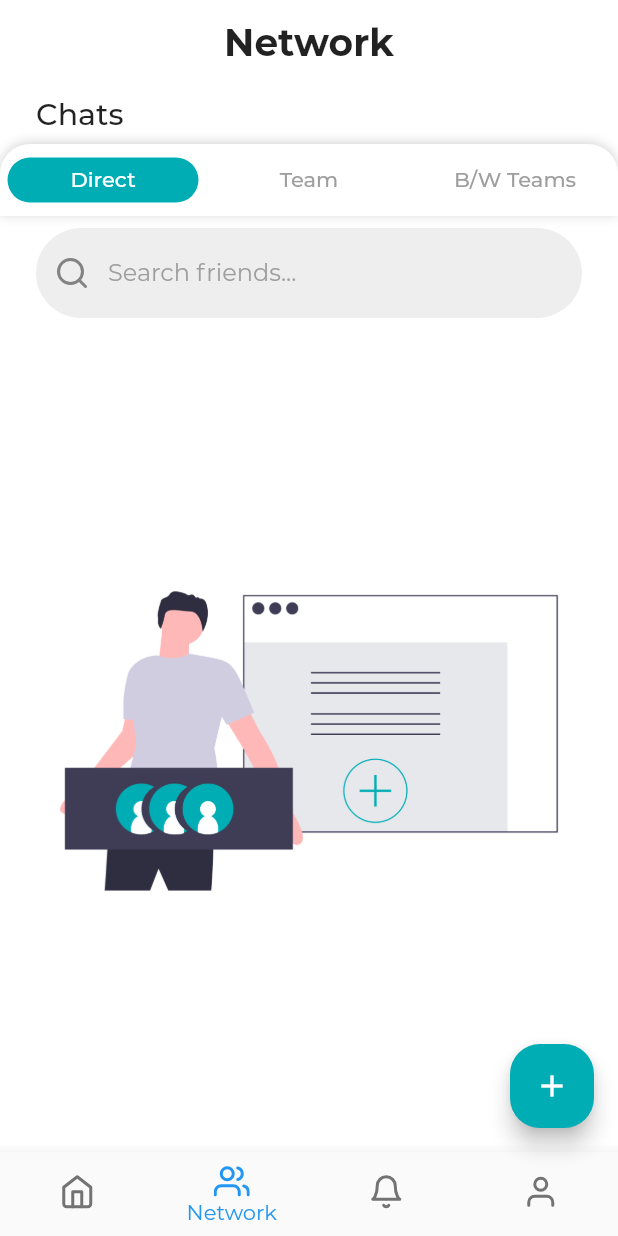
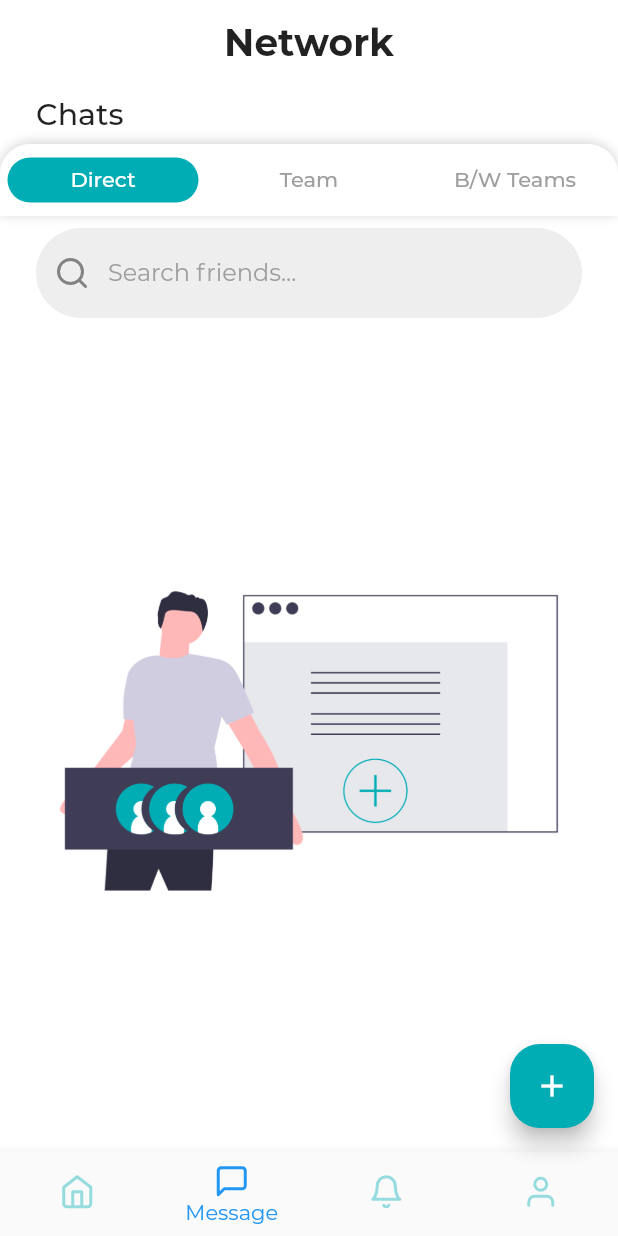
Before and after one commit to Runbhumi/Runbhumi, a Flutter app: the MainApp screen opened by its route, swiped to page 2, on a phone screen of 412 x 824 dp. Run offline on Flutter 3.47's test engine with Material 2 defaults, Android fonts, the phone set to English and light mode, and no system bars; our stand-ins replace bubble_tab_indicator, cloud_firestore, datetime_picker_formfield, firebase_auth, firebase_core, flutter_icons and 2 more; accounts and stored records are empty; project files that could hold a hidden picture were left out.

Commit message:
navigation bar UI changes

```diff
--- a/lib/view/mainapp.dart
+++ b/lib/view/mainapp.dart
@@ -71,6 +71,7 @@ class _MainAppState extends State<MainApp> {
       type: BottomNavigationBarType.fixed,
       currentIndex: _currentIndex,
       showUnselectedLabels: false,
+      unselectedItemColor: Theme.of(context).primaryColor.withOpacity(0.4),
       items: [
         new BottomNavigationBarItem(
           icon: Icon(Feather.home),
@@ -78,9 +79,9 @@ class _MainAppState extends State<MainApp> {
           label: 'Home',
         ),
         new BottomNavigationBarItem(
-          icon: Icon(Feather.users),
-          activeIcon: Icon(Feather.users),
-          label: 'Network',
+          icon: Icon(Feather.message_square),
+          activeIcon: Icon(Feather.message_square),
+          label: 'Message',
         ),
         // new BottomNavigationBarItem(
         //   icon: Icon(Feather.plus_circle),
```
